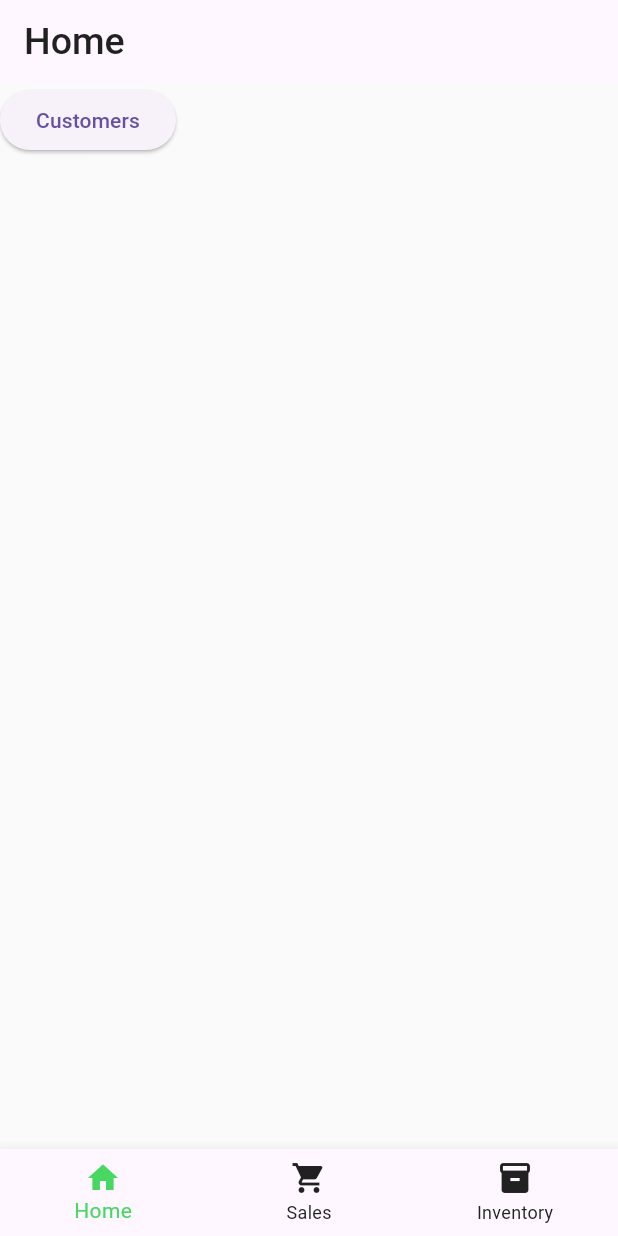
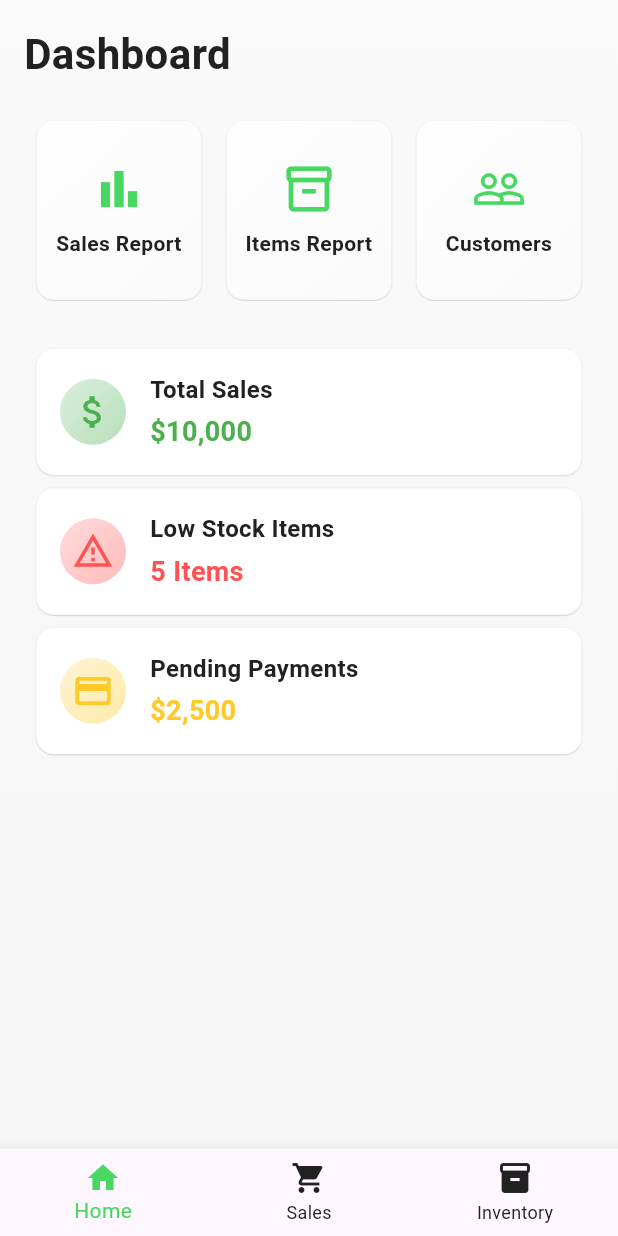
Before and after one commit to Afnanappu/inventory_management_app_task, a Flutter app: the ScreenHome screen opened by its route, on a phone screen of 412 x 824 dp. Run offline on Flutter 3.47's test engine with Material 3 defaults, Android fonts, the phone set to English and light mode, and no system bars; our stand-ins replace flutter_custom_clippers, flutter_riverpod, get_it, go_router, image_picker, realm and 1 more; accounts and stored records are empty; generated files the repository leaves out were written again.

Commit message:
home screen ui

```diff
--- a/lib/core/components/custom_card.dart
+++ b/lib/core/components/custom_card.dart
@@ -4,12 +4,14 @@ import 'package:inventory_management_app_task/core/constants/colors.dart';
 class CustomCard extends StatelessWidget {
   final Widget child;
   final EdgeInsets padding;
+  final EdgeInsets? margin;
   final VoidCallback? onTap;
   const CustomCard({
     super.key,
     required this.child,
     this.onTap,
     this.padding = const EdgeInsets.symmetric(horizontal: 16, vertical: 8),
+    this.margin,
   });
 
   @override
@@ -18,6 +20,7 @@ class CustomCard extends StatelessWidget {
       padding: padding,
       child: Card(
         elevation: .3, // Subtle shadow for depth
+        margin: margin,
         shadowColor: AppColors.surfaceGrey,
         shape: RoundedRectangleBorder(
           borderRadius: BorderRadius.circular(12),
--- a/lib/core/constants/colors.dart
+++ b/lib/core/constants/colors.dart
@@ -51,7 +51,6 @@ import 'package:flutter/material.dart';
 //       textSecondary.withValues(alpha: 0.5); // Disabled states
 // }
 
-
 class AppColors {
   // Primary Colors (Green-based)
   static const Color primaryLight = Color(0xFF70E985);
--- /dev/null
+++ b/lib/feature/home/view/components/home_nav_card.dart
@@ -0,0 +1,74 @@
+import 'package:flutter/material.dart';
+import 'package:go_router/go_router.dart';
+import 'package:inventory_management_app_task/core/constants/colors.dart';
+
+class HomeNavCard extends StatelessWidget {
+  const HomeNavCard({
+    super.key,
+    required this.context,
+    required this.title,
+    required this.icon,
+    required this.color,
+    required this.route,
+  });
+
+  final BuildContext context;
+  final String title;
+  final IconData icon;
+  final Color color;
+  final String route;
+
+  @override
+  Widget build(BuildContext context) {
+    return Expanded(
+      child: Padding(
+        padding: const EdgeInsets.symmetric(horizontal: 4),
+        child: GestureDetector(
+          onTap: () => context.push(route),
+          child: Card(
+            elevation: .3,
+            shadowColor: AppColors.surfaceGrey,
+            shape: RoundedRectangleBorder(
+              borderRadius: BorderRadius.circular(12),
+              side: BorderSide(
+                color: AppColors.surfaceGrey.withValues(alpha: 0.5),
+                width: 0.5,
+              ), // Subtle border
+            ),
+            color: AppColors.surfaceWhite, // White background for contrast
+            child: Container(
+              height: 120,
+              decoration: BoxDecoration(
+                borderRadius: BorderRadius.circular(12),
+                gradient: LinearGradient(
+                  begin: Alignment.topLeft,
+                  end: Alignment.bottomRight,
+                  colors: [
+                    color.withValues(alpha: 0.05),
+                    color.withValues(alpha: 0.15),
+                  ],
+                ),
+              ),
+              child: Column(
+                mainAxisAlignment: MainAxisAlignment.center,
+                children: [
+                  Icon(icon, size: 36, color: AppColors.primary),
+                  const SizedBox(height: 8),
+                  Text(
+                    title,
+                    textAlign: TextAlign.center,
+                    style: TextStyle(
+                      fontSize: 14,
+                      fontWeight: FontWeight.w600,
+                      color: AppColors.textPrimary,
+                    ),
+                  ),
+                ],
+              ),
+            ),
+          ),
+        ),
+      ),
+    );
+  }
+}
--- /dev/null
+++ b/lib/feature/home/view/components/summary_card.dart
@@ -0,0 +1,74 @@
+import 'package:flutter/material.dart';
+import 'package:inventory_management_app_task/core/components/custom_card.dart';
+import 'package:inventory_management_app_task/core/constants/colors.dart';
+
+class SummaryCard extends StatelessWidget {
+  const SummaryCard({
+    super.key,
+    required this.title,
+    required this.value,
+    required this.icon,
+    required this.color,
+  });
+
+  final String title;
+  final String value;
+  final IconData icon;
+  final Color color;
+
+  @override
+  Widget build(BuildContext context) {
+    return CustomCard(
+      padding: EdgeInsets.symmetric(horizontal: 4),
+      child: Padding(
+        padding: const EdgeInsets.all(16.0),
+        child: Row(
+          children: [
+            // Icon with Gradient Background
+            Container(
+              padding: const EdgeInsets.all(8),
+              decoration: BoxDecoration(
+                gradient: LinearGradient(
+                  colors: [
+                    color.withValues(alpha: 0.2),
+                    color.withValues(alpha: 0.4),
+                  ],
+                  begin: Alignment.topLeft,
+                  end: Alignment.bottomRight,
+                ),
+                shape: BoxShape.circle,
+              ),
+              child: Icon(icon, color: color, size: 28),
+            ),
+            const SizedBox(width: 16),
+            // Title and Value
+            Expanded(
+              child: Column(
+                crossAxisAlignment: CrossAxisAlignment.start,
+                children: [
+                  Text(
+                    title,
+                    style: TextStyle(
+                      fontSize: 16,
+                      fontWeight: FontWeight.w600,
+                      color: AppColors.textPrimary,
+                    ),
+                  ),
+                  const SizedBox(height: 4),
+                  Text(
+                    value,
+                    style: TextStyle(
+                      fontSize: 18,
+                      fontWeight: FontWeight.bold,
+                      color: color,
+                    ),
+                  ),
+                ],
+              ),
+            ),
+          ],
+        ),
+      ),
+    );
+  }
+}
--- a/lib/feature/home/view/screens/screen_home.dart
+++ b/lib/feature/home/view/screens/screen_home.dart
@@ -1,28 +1,54 @@
-
 import 'package:flutter/material.dart';
 import 'package:flutter_riverpod/flutter_riverpod.dart';
-import 'package:go_router/go_router.dart';
-import 'package:inventory_management_app_task/core/components/app_bar_for_main.dart';
-import 'package:inventory_management_app_task/routes/router_name.dart';
+import 'package:inventory_management_app_task/core/constants/colors.dart';
+import 'package:inventory_management_app_task/feature/home/view/widgets/nav_home_widget.dart';
+import 'package:inventory_management_app_task/feature/home/view/widgets/summary_home_widget.dart';
 
 class ScreenHome extends ConsumerWidget {
   const ScreenHome({super.key});
+
   @override
   Widget build(BuildContext context, WidgetRef ref) {
-    // debugPaintLayerBordersEnabled = true;
-    // debugPaintSizeEnabled = true;
+    return SafeArea(
+      child: Scaffold(
+        body: Container(
+          decoration: BoxDecoration(
+            gradient: LinearGradient(
+              begin: Alignment.topCenter,
+              end: Alignment.bottomCenter,
+              colors: [
+                AppColors.scaffoldBackground,
+                AppColors.surfaceLight.withValues(alpha: 0.8),
+              ],
+            ),
+          ),
+          child: Padding(
+            padding: const EdgeInsets.all(16.0),
+            child: Column(
+              crossAxisAlignment: CrossAxisAlignment.start,
+              children: [
+                // Header
+                Text(
+                  'Dashboard',
+                  style: TextStyle(
+                    fontSize: 28,
+                    fontWeight: FontWeight.bold,
+                    color: AppColors.textPrimary,
+                  ),
+                ),
+                const SizedBox(height: 20),
 
-    return Scaffold(
-      appBar: AppBarForMain(title: 'Home'),
-      body: Column(
-        children: [
-          ElevatedButton(
-            onPressed: () async {
-              context.push(AppRoutes.customers);
-            },
-            child: Text('Customers'),
+                // Navigation Cards
+                NavHomeWidget(),
+
+                const SizedBox(height: 24),
+
+                // Summary Section
+                SummaryHomeWidget(),
+              ],
+            ),
           ),
-        ],
+        ),
       ),
     );
   }
--- /dev/null
+++ b/lib/feature/home/view/widgets/nav_home_widget.dart
@@ -0,0 +1,38 @@
+import 'package:flutter/material.dart';
+import 'package:inventory_management_app_task/core/constants/colors.dart';
+import 'package:inventory_management_app_task/feature/home/view/components/home_nav_card.dart';
+import 'package:inventory_management_app_task/routes/router_name.dart';
+
+class NavHomeWidget extends StatelessWidget {
+  const NavHomeWidget({super.key});
+
+  @override
+  Widget build(BuildContext context) {
+    return Row(
+      mainAxisAlignment: MainAxisAlignment.spaceBetween,
+      children: [
+        HomeNavCard(
+          context: context,
+          title: 'Sales Report',
+          icon: Icons.bar_chart,
+          color: AppColors.surfaceGrey,
+          route: AppRoutes.sales,
+        ),
+        HomeNavCard(
+          context: context,
+          title: 'Items Report',
+          icon: Icons.inventory_2_outlined,
+          color: AppColors.surfaceGrey,
+          route: AppRoutes.inventory,
+        ),
+        HomeNavCard(
+          context: context,
+          title: 'Customers',
+          icon: Icons.people_outline,
+          color: AppColors.surfaceGrey,
+          route: AppRoutes.customers,
+        ),
+      ],
+    );
+  }
+}
--- /dev/null
+++ b/lib/feature/home/view/widgets/summary_home_widget.dart
@@ -0,0 +1,35 @@
+import 'package:flutter/material.dart';
+import 'package:inventory_management_app_task/core/constants/colors.dart';
+import 'package:inventory_management_app_task/feature/home/view/components/summary_card.dart';
+
+class SummaryHomeWidget extends StatelessWidget {
+  const SummaryHomeWidget({super.key});
+
+  @override
+  Widget build(BuildContext context) {
+    return Expanded(
+      child: ListView(
+        children: [
+          SummaryCard(
+            title: 'Total Sales',
+            value: '\$10,000',
+            icon: Icons.attach_money_outlined,
+            color: AppColors.success,
+          ),
+          SummaryCard(
+            title: 'Low Stock Items',
+            value: '5 Items',
+            icon: Icons.warning_amber_outlined,
+            color: AppColors.error,
+          ),
+          SummaryCard(
+            title: 'Pending Payments',
+            value: '\$2,500',
+            icon: Icons.payment_outlined,
+            color: AppColors.warning,
+          ),
+        ],
+      ),
+    );
+  }
+}
--- a/lib/feature/sales/view/components/sale_list_tile.dart
+++ b/lib/feature/sales/view/components/sale_list_tile.dart
@@ -34,7 +34,7 @@ class SaleListTile extends StatelessWidget {
             // Sale Icon/Avatar
             CircleAvatar(
               radius: 28,
-              backgroundColor: AppColors.primaryLight.withOpacity(0.2),
+              backgroundColor: AppColors.primaryLight.withValues(alpha: 0.2),
               child: Icon(
                 Icons.receipt_long_outlined,
                 size: 24,
@@ -67,7 +67,7 @@ class SaleListTile extends StatelessWidget {
                         ),
                       ),
                       SaleBadge(
-                        color: AppColors.success.withOpacity(0.2),
+                        color: AppColors.success.withValues(alpha: 0.2),
                         text: 'SALE',
                         textColor: AppColors.success,
                         onTap: () {},
```
